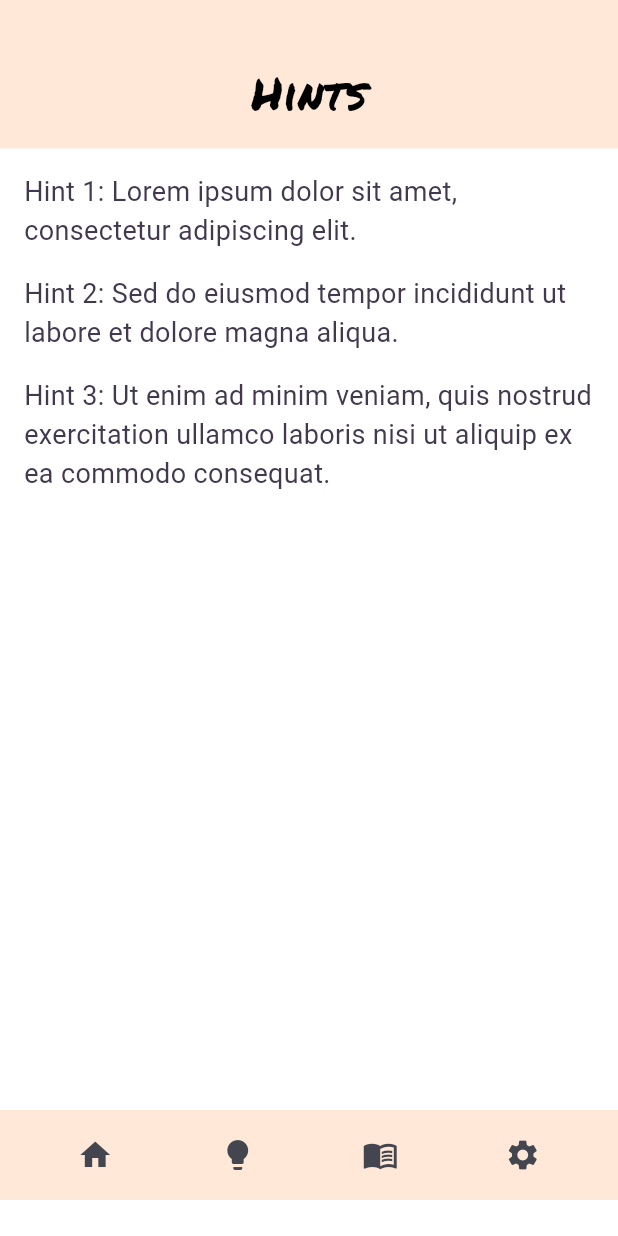
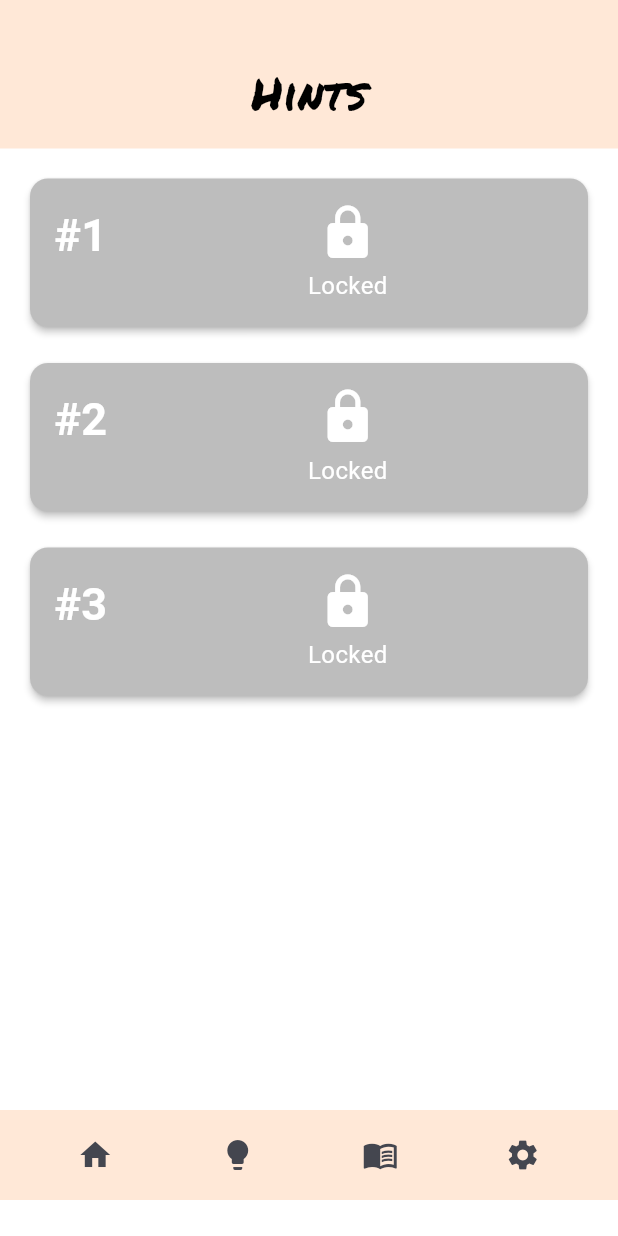
Before and after one commit to h0nu/585-group8, a Flutter app: the HintsScreen screen opened by its route, on a phone screen of 412 x 824 dp. Run offline on Flutter 3.47's test engine with Material 3 defaults, Android fonts, the phone set to English and light mode, and no system bars; our stand-ins replace audioplayers, firebase_core, firebase_crashlytics, go_router, shared_preferences; missing offline and left inert: games_services; accounts and stored records are empty.

Commit message:
hints page unlock/lock hints

```diff
--- a/lib/src/level_selection/hints.dart
+++ b/lib/src/level_selection/hints.dart
@@ -6,6 +6,19 @@ import '../audio/sounds.dart';
 
 import '../style/palette.dart';
 
+class HintUnlockProvider extends ChangeNotifier {
+  Set<String> unlockedHints = {};
+
+  void unlockHint(String hintTitle) {
+    unlockedHints.add(hintTitle);
+    notifyListeners();
+  }
+
+  bool isHintUnlocked(String hintTitle) {
+    return unlockedHints.contains(hintTitle);
+  }
+}
+
 class HintsScreen extends StatelessWidget {
   const HintsScreen({Key? key}) : super(key: key);
 
@@ -13,6 +26,7 @@ class HintsScreen extends StatelessWidget {
   Widget build(BuildContext context) {
     final palette = context.watch<Palette>();
     final audioController = context.watch<AudioController>();
+    final hintUnlockProvider = context.watch<HintUnlockProvider>();
 
     return Scaffold(
       appBar: null,
@@ -40,22 +54,28 @@ class HintsScreen extends StatelessWidget {
                   padding: const EdgeInsets.all(16),
                   child: Column(
                     crossAxisAlignment: CrossAxisAlignment.start,
-                      children: const [
-                        Text(
-                          'Hint 1: Lorem ipsum dolor sit amet, consectetur adipiscing elit.',
-                          style: TextStyle(fontSize: 18),
+                    children: [
+                      _HintCard(
+                        title: '#1',
+                        content: 'Lorem ipsum dolor sit amet, consectetur adipiscing elit.',
+                        isUnlocked: hintUnlockProvider.isHintUnlocked('Hint 1'),
+                        unlockCallback: () => hintUnlockProvider.unlockHint('Hint 1'),
                       ),
                       SizedBox(height: 16),
-                        Text(
-                          'Hint 2: Sed do eiusmod tempor incididunt ut labore et dolore magna aliqua.',
-                          style: TextStyle(fontSize: 18),
+                      _HintCard(
+                        title: '#2',
+                        content: 'Sed do eiusmod tempor incididunt ut labore et dolore magna aliqua.',
+                        isUnlocked: hintUnlockProvider.isHintUnlocked('Hint 2'),
+                        unlockCallback: () => hintUnlockProvider.unlockHint('Hint 2'),
                       ),
                       SizedBox(height: 16),
-                        Text(
-                          'Hint 3: Ut enim ad minim veniam, quis nostrud exercitation ullamco laboris nisi ut aliquip ex ea commodo consequat.',
-                          style: TextStyle(fontSize: 18),
+                      _HintCard(
+                        title: '#3',
+                        content: 'Ut enim ad minim veniam, quis nostrud exercitation ullamco laboris nisi ut aliquip ex ea commodo consequat.',
+                        isUnlocked: hintUnlockProvider.isHintUnlocked('Hint 3'),
+                        unlockCallback: () => hintUnlockProvider.unlockHint('Hint 3'),
                       ),
-                        // Add more content as needed
+                      // Add more cards as needed
                     ],
                   ),
                 ),
@@ -112,3 +132,141 @@ class HintsScreen extends StatelessWidget {
     );
   }
 }
+
+class _HintCard extends StatefulWidget {
+  final String title;
+  final String content;
+  final bool isUnlocked;
+  final VoidCallback unlockCallback;
+
+  const _HintCard({
+    required this.title,
+    required this.content,
+    required this.isUnlocked,
+    required this.unlockCallback,
+    Key? key,
+  }) : super(key: key);
+
+  @override
+  __HintCardState createState() => __HintCardState();
+}
+
+class __HintCardState extends State<_HintCard> {
+  @override
+  Widget build(BuildContext context) {
+    final palette = context.watch<Palette>();
+    Color? cardColor = widget.isUnlocked ? palette.cardBackgroundColor : Colors.grey[400];
+
+    return GestureDetector(
+      onTap: () {
+        if (widget.isUnlocked) {
+          _showHintDialog(context);
+        } else {
+          _showUnlockConfirmationDialog(context);
+        }
+      },
+      child: Container(
+        width: double.infinity,
+        child: Card(
+          elevation: 2,
+          color: cardColor,
+          child: Padding(
+            padding: const EdgeInsets.all(16),
+            child: Row(
+              crossAxisAlignment: CrossAxisAlignment.start,
+              children: [
+                // Column for the title on the left side
+                Column(
+                  crossAxisAlignment: CrossAxisAlignment.start,
+                  children: [
+                    Text(
+                      widget.title,
+                      style: TextStyle(fontSize: 30, fontWeight: FontWeight.bold, color: Colors.white),
+                    ),
+                    SizedBox(height: 8),
+                  ],
+                ),
+                SizedBox(width: 16), // Add some space between the title and content
+                // Column for the content on the right side
+                Expanded(
+                  child: Column(
+                    crossAxisAlignment: CrossAxisAlignment.center,
+                    children: [
+                      if (widget.isUnlocked)
+                        Text(
+                          widget.content,
+                          style: TextStyle(fontSize: 18, color: Colors.white),
+                        )
+                      else
+                        Column(
+                          mainAxisAlignment: MainAxisAlignment.center,
+                          children: [
+                            Icon(Icons.lock, size: 40, color: Colors.white),
+                            SizedBox(height: 4),
+                            Text(
+                              'Locked',
+                              style: TextStyle(fontSize: 16, color: Colors.white),
+                            ),
+                          ],
+                        ),
+                    ],
+                  ),
+                ),
+              ],
+            ),
+          ),
+        ),
+      ),
+    );
+  }
+
+  void _showUnlockConfirmationDialog(BuildContext context) {
+    showDialog(
+      context: context,
+      builder: (BuildContext context) {
+        return AlertDialog(
+          title: Text('Unlock Hint?'),
+          content: Text('Are you sure you want to unlock this hint?'),
+          actions: [
+            TextButton(
+              onPressed: () {
+                Navigator.of(context).pop();
+              },
+              child: Text('Cancel'),
+            ),
+            TextButton(
+              onPressed: () {
+                // Unlock the hint using the callback
+                widget.unlockCallback();
+                Navigator.of(context).pop();
+                // Optionally, you can show the unlocked hint immediately
+                _showHintDialog(context);
+              },
+              child: Text('Unlock'),
+            ),
+          ],
+        );
+      },
+    );
+  }
+
+  void _showHintDialog(BuildContext context) {
+    showDialog(
+      context: context,
+      builder: (BuildContext context) {
+        return AlertDialog(
+          title: Text(widget.title),
+          content: Text(widget.content),
+          actions: [
+            TextButton(
+              onPressed: () {
+                Navigator.of(context).pop();
+              },
+              child: Text('OK'),
+            ),
+          ],
+        );
+      },
+    );
+  }
+}
```
Also changed, not shown: lib/main.dart (+12 -4 lines). Lines whose indentation alone changed are shown as unchanged.
